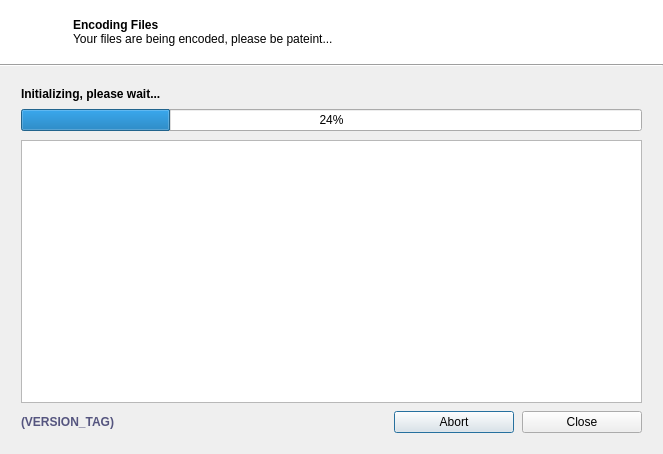
The window that gui/ProcessingDialog.ui (lordmulder/LameXP) describes before a commit, drawn with Qt 5.
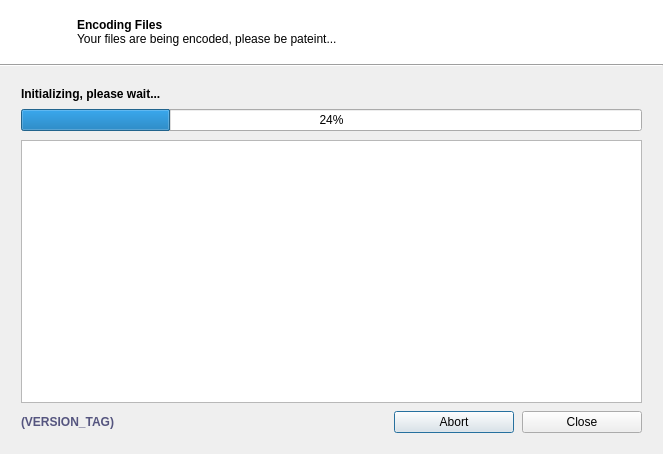
The same window after the commit. Icons and pictures are not drawn.

Diff of the .ui file:
```diff
--- a/gui/ProcessingDialog.ui
+++ b/gui/ProcessingDialog.ui
@@ -169,7 +169,7 @@
             </property>
             <property name="sizeHint" stdset="0">
              <size>
-              <width>12</width>
+              <width>16</width>
               <height>20</height>
              </size>
             </property>
```
Left out of the diff: 6 changed lines with no effect on the pictures.
